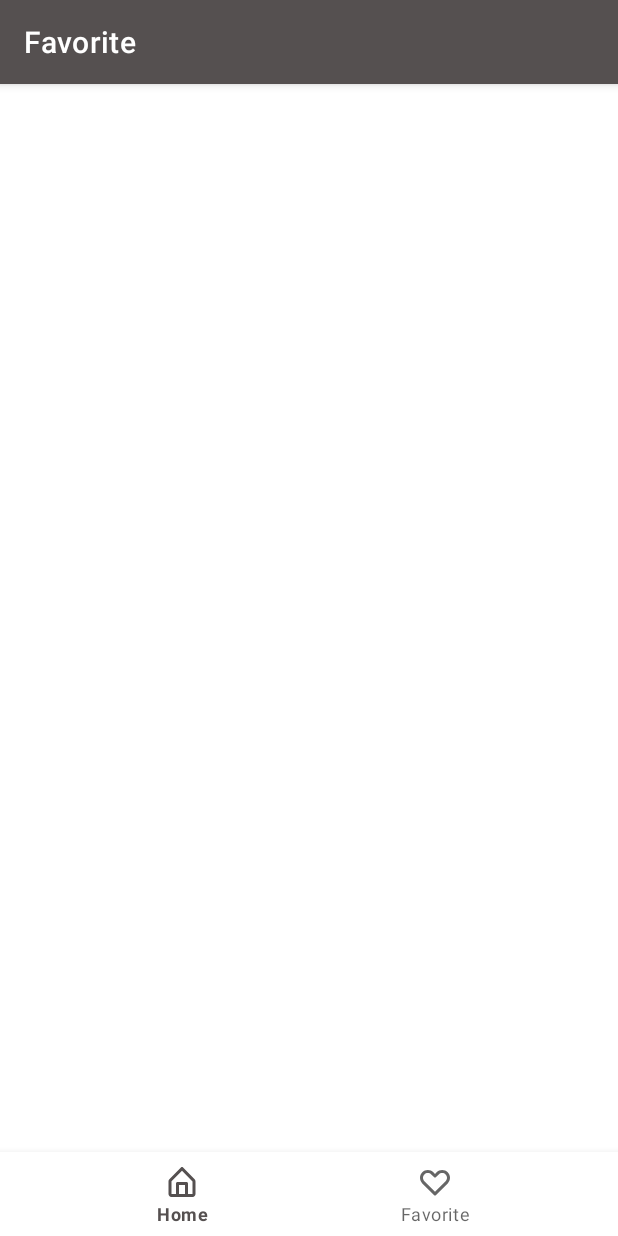
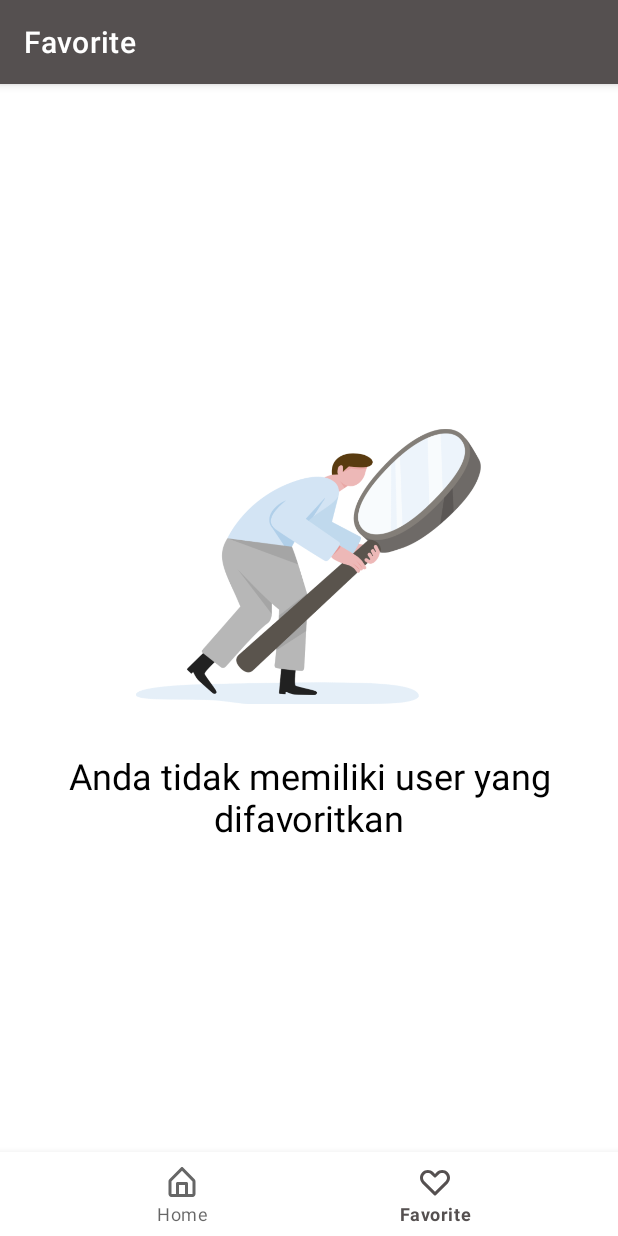
Before and after one commit to fikrifaizal/Github_User, an Android app: the FavoriteFragment screen opened through its navigation route, on a phone screen of 412 x 824 dp. Run offline under Robolectric (Android 15) with nearby library versions, the phone set to English and light mode, and no system bars; our stand-ins replace Room's generated code, navigation-ui; pictures from the network do not load; 2 statements that could not run were skipped.

Commit message:
Update dark theme

```diff
--- a/app/build.gradle
+++ b/app/build.gradle
@@ -15,7 +15,7 @@ android {
         targetSdkVersion 31
         versionCode 1
         versionName "1.0"
-        buildConfigField("String", "GITHUB_TOKEN", '"token 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"')
+        buildConfigField("String", "GITHUB_TOKEN", '"token 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"')
         testInstrumentationRunner "androidx.test.runner.AndroidJUnitRunner"
     }
 
@@ -43,9 +43,9 @@ android {
 dependencies {
     implementation "org.jetbrains.kotlin:kotlin-stdlib:$kotlin_version"
     implementation 'androidx.core:core-ktx:1.7.0'
-    implementation 'androidx.appcompat:appcompat:1.3.1'
+    implementation 'androidx.appcompat:appcompat:1.4.0'
     implementation 'com.google.android.material:material:1.4.0'
-    implementation 'androidx.constraintlayout:constraintlayout:2.1.1'
+    implementation 'androidx.constraintlayout:constraintlayout:2.1.2'
     implementation 'androidx.legacy:legacy-support-v4:1.0.0'
     testImplementation 'junit:junit:4.13.2'
     androidTestImplementation 'androidx.test.ext:junit:1.1.3'
--- a/app/src/main/java/com/sinau/githubuser/data/api/ApiService.kt
+++ b/app/src/main/java/com/sinau/githubuser/data/api/ApiService.kt
@@ -9,25 +9,25 @@ import retrofit2.http.*
 
 interface ApiService {
     @GET("search/users")
-    @Headers("Authorization: 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")
+    @Headers("Authorization: ${BuildConfig.GITHUB_TOKEN}")
     fun getUser(
             @Query("q") query: String
     ) : Call<UserResponse>
 
     @GET("users/{username}")
-    @Headers("Authorization: token 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")
+    @Headers("Authorization: ${BuildConfig.GITHUB_TOKEN}")
     fun getDetail(
             @Path("username") username: String
     ) : Call<DetailUserResponse>
 
     @GET("users/{username}/followers")
-    @Headers("Authorization: token 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")
+    @Headers("Authorization: ${BuildConfig.GITHUB_TOKEN}")
     fun getFollower(
             @Path("username") username: String
     ) : Call<ArrayList<User>>
 
     @GET("users/{username}/following")
-    @Headers("Authorization: token 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")
+    @Headers("Authorization: ${BuildConfig.GITHUB_TOKEN}")
     fun getFollowing(
             @Path("username") username: String
     ) : Call<ArrayList<User>>
--- a/app/src/main/java/com/sinau/githubuser/ui/detail/DetailViewModel.kt
+++ b/app/src/main/java/com/sinau/githubuser/ui/detail/DetailViewModel.kt
@@ -4,7 +4,6 @@ import android.app.Application
 import androidx.lifecycle.LiveData
 import androidx.lifecycle.MutableLiveData
 import androidx.lifecycle.ViewModel
-import com.sinau.githubuser.R
 import com.sinau.githubuser.data.api.ApiConfig
 import com.sinau.githubuser.data.database.FavoriteUser
 import com.sinau.githubuser.data.repository.FavoriteUserRepository
--- a/app/src/main/java/com/sinau/githubuser/ui/detail/followers/FollowersFragment.kt
+++ b/app/src/main/java/com/sinau/githubuser/ui/detail/followers/FollowersFragment.kt
@@ -78,8 +78,8 @@ class FollowersFragment : Fragment() {
         }
     }
 
-    private fun isEmpty(isLoading: Boolean) {
-        if (isLoading) {
+    private fun isEmpty(empty: Boolean) {
+        if (empty) {
             binding.textIsempty.visibility = View.VISIBLE
             binding.rvFollowers.visibility = View.GONE
         } else {
--- a/app/src/main/java/com/sinau/githubuser/ui/detail/following/FollowingFragment.kt
+++ b/app/src/main/java/com/sinau/githubuser/ui/detail/following/FollowingFragment.kt
@@ -1,5 +1,6 @@
 package com.sinau.githubuser.ui.detail.following
 
+import android.annotation.SuppressLint
 import android.os.Bundle
 import android.view.LayoutInflater
 import android.view.View
@@ -48,6 +49,7 @@ class FollowingFragment : Fragment() {
         _binding = null
     }
 
+    @SuppressLint("NotifyDataSetChanged")
     private fun showFollowingRecyclerView(list: ArrayList<User>?) {
         val listUser : ArrayList<User> = arrayListOf()
         if (list != null) {
@@ -76,8 +78,8 @@ class FollowingFragment : Fragment() {
         }
     }
 
-    private fun isEmpty(isLoading: Boolean) {
-        if (isLoading) {
+    private fun isEmpty(empty: Boolean) {
+        if (empty) {
             binding.textIsempty.visibility = View.VISIBLE
             binding.rvFollowing.visibility = View.GONE
         } else {
--- a/app/src/main/java/com/sinau/githubuser/ui/favorite/FavoriteFragment.kt
+++ b/app/src/main/java/com/sinau/githubuser/ui/favorite/FavoriteFragment.kt
@@ -9,6 +9,7 @@ import android.view.ViewGroup
 import androidx.appcompat.app.AppCompatActivity
 import androidx.lifecycle.ViewModelProvider
 import androidx.recyclerview.widget.LinearLayoutManager
+import com.sinau.githubuser.R
 import com.sinau.githubuser.data.database.FavoriteUser
 import com.sinau.githubuser.databinding.FragmentFavoriteBinding
 import com.sinau.githubuser.model.User
@@ -32,8 +33,11 @@ class FavoriteFragment : Fragment() {
         super.onViewCreated(view, savedInstanceState)
 
         favoriteViewModel.getAllNotes().observe(viewLifecycleOwner, {
-            if (it != null) {
-                showRecycleView(it)
+            showRecycleView(it)
+            if (it.isEmpty()) {
+                showStatus(true)
+            } else {
+                showStatus(false)
             }
         })
     }
@@ -52,16 +56,8 @@ class FavoriteFragment : Fragment() {
     private fun showRecycleView(list: List<FavoriteUser>) {
         val listUser : ArrayList<User> = arrayListOf()
         for (id in list) {
-            val user = id.login?.let { id.avatarUrl?.let { it1 -> id.id?.let { it2 ->
-                id.type?.let { it3 ->
-                    User(it, it1,
-                        it2, it3
-                    )
-                }
-            } } }
-            if (user != null) {
-                listUser.add(user)
-            }
+            val user = User(id.login, id.avatarUrl, id.id, id.type)
+            listUser.add(user)
         }
 
         val userAdapter = UserAdapter(listUser)
@@ -71,4 +67,13 @@ class FavoriteFragment : Fragment() {
         binding.rvFavorite.adapter = userAdapter
         binding.rvFavorite.setHasFixedSize(true)
     }
+
+    private fun showStatus(isEmpty: Boolean) {
+        if (isEmpty) {
+            binding.status.visibility = View.VISIBLE
+            binding.textStatus.text = getString(R.string.favorite_nothing)
+        } else {
+            binding.status.visibility = View.GONE
+        }
+    }
 }
--- a/app/src/main/java/com/sinau/githubuser/ui/home/HomeFragment.kt
+++ b/app/src/main/java/com/sinau/githubuser/ui/home/HomeFragment.kt
@@ -23,6 +23,11 @@ class HomeFragment : Fragment() {
     private var _binding: FragmentHomeBinding? = null
     private val binding get() = _binding as FragmentHomeBinding
     private lateinit var homeViewModel: HomeViewModel
+
+    override fun onCreate(savedInstanceState: Bundle?) {
+        super.onCreate(savedInstanceState)
+        setHasOptionsMenu(true)
+    }
 
     override fun onCreateView(inflater: LayoutInflater, container: ViewGroup?, savedInstanceState: Bundle?): View {
         // Inflate the layout for this fragment
@@ -65,15 +70,9 @@ class HomeFragment : Fragment() {
 
     @SuppressLint("NotifyDataSetChanged")
     private fun showRecycleView(list: ArrayList<User>) {
-        val listUser : ArrayList<User> = arrayListOf()
-        for (id in list) {
-            val user = User(id.login, id.avatarUrl, id.id, id.type)
-            listUser.add(user)
-        }
-
         binding.rvUser.layoutManager = LinearLayoutManager(activity)
 
-        val userAdapter = UserAdapter(listUser)
+        val userAdapter = UserAdapter(list)
         userAdapter.notifyDataSetChanged()
 
         binding.rvUser.adapter = userAdapter
@@ -122,7 +121,7 @@ class HomeFragment : Fragment() {
             startActivity(moveActivity)
             true
         } else {
-            true
+            super.onOptionsItemSelected(item)
         }
     }
 }
--- a/app/src/main/java/com/sinau/githubuser/ui/home/HomeViewModel.kt
+++ b/app/src/main/java/com/sinau/githubuser/ui/home/HomeViewModel.kt
@@ -41,6 +41,8 @@ class HomeViewModel(application: Application) : ViewModel() {
                 _isOnline.value = true
                 if (response.isSuccessful) {
                     _user.value = response.body()?.items
+                } else {
+                    _isOnline.value = false
                 }
             }
 
--- a/app/src/main/res/layout/activity_main.xml
+++ b/app/src/main/res/layout/activity_main.xml
@@ -4,6 +4,18 @@
     android:layout_width="match_parent"
     android:layout_height="match_parent"
     android:id="@+id/container">
+
+    <com.google.android.material.bottomnavigation.BottomNavigationView
+        android:layout_width="0dp"
+        android:layout_height="wrap_content"
+        android:id="@+id/nav_view"
+        android:layout_marginStart="0dp"
+        android:layout_marginEnd="0dp"
+        android:background="?android:attr/windowBackground"
+        app:layout_constraintBottom_toBottomOf="parent"
+        app:layout_constraintLeft_toLeftOf="parent"
+        app:layout_constraintRight_toRightOf="parent"
+        app:menu="@menu/bottom_nav_menu" />
 
     <fragment
         android:layout_width="match_parent"
@@ -16,16 +28,4 @@
         app:layout_constraintRight_toRightOf="parent"
         app:layout_constraintTop_toTopOf="parent"
         app:navGraph="@navigation/mobile_navigation" />
-
-    <com.google.android.material.bottomnavigation.BottomNavigationView
-        android:layout_width="0dp"
-        android:layout_height="wrap_content"
-        android:id="@+id/nav_view"
-        android:layout_marginStart="0dp"
-        android:layout_marginEnd="0dp"
-        android:background="?android:attr/windowBackground"
-        app:layout_constraintBottom_toBottomOf="parent"
-        app:layout_constraintLeft_toLeftOf="parent"
-        app:layout_constraintRight_toRightOf="parent"
-        app:menu="@menu/bottom_nav_menu" />
 </androidx.constraintlayout.widget.ConstraintLayout>
--- a/app/src/main/res/menu/bottom_nav_menu.xml
+++ b/app/src/main/res/menu/bottom_nav_menu.xml
@@ -7,7 +7,7 @@
         android:title="@string/title_home" />
 
     <item
-        android:id="@+id/navigation_dashboard"
+        android:id="@+id/navigation_favorite"
         android:icon="@drawable/ic_favorite_black"
         android:title="@string/title_favorite" />
 </menu>
--- a/app/src/main/res/values-night/themes.xml
+++ b/app/src/main/res/values-night/themes.xml
@@ -1,6 +1,6 @@
 <resources xmlns:tools="http://schemas.android.com/tools">
     <!-- Base application theme. -->
-    <style name="Theme.GithubUser" parent="Theme.MaterialComponents.DayNight.DarkActionBar">
+    <style name="Theme.GithubUser" parent="Theme.MaterialComponents">
         <!-- Primary brand color. -->
         <item name="colorPrimary">@color/github_normal</item>
         <item name="colorPrimaryVariant">@color/github_dark</item>
@@ -15,5 +15,6 @@
         <item name="android:statusBarColor" tools:targetApi="l">?attr/colorPrimaryVariant</item>
 
         <!-- Customize your theme here. -->
+        <item name="colorOnBackground">@color/github_bright</item>
     </style>
 </resources>
--- a/app/src/main/res/values/strings.xml
+++ b/app/src/main/res/values/strings.xml
@@ -27,6 +27,7 @@
     <string name="image_status">Image Status Internet</string>
     <string name="status_offline">Oops, terjadi permalasahan. Pastikan internetmu sedang menyala ya</string>
     <string name="status_nothing">User yang anda cari tidak dapat kami temukan</string>
+    <string name="favorite_nothing">Anda tidak memiliki user yang difavoritkan</string>
 
     <!--  Menu  -->
     <string name="title_home">Home</string>
--- a/app/src/main/res/values/themes.xml
+++ b/app/src/main/res/values/themes.xml
@@ -1,6 +1,6 @@
 <resources xmlns:tools="http://schemas.android.com/tools">
     <!-- Base application theme. -->
-    <style name="Theme.GithubUser" parent="Theme.MaterialComponents.DayNight.DarkActionBar">
+    <style name="Theme.GithubUser" parent="Theme.MaterialComponents.Light.DarkActionBar">
         <!-- Primary brand color. -->
         <item name="colorPrimary">@color/github_bright</item>
         <item name="colorPrimaryVariant">@color/github_normal</item>
@@ -15,13 +15,14 @@
         <item name="android:statusBarColor" tools:targetApi="l">?attr/colorPrimaryVariant</item>
 
         <!-- Customize your theme here. -->
+        <item name="colorOnBackground">@color/white</item>
     </style>
 
     <style name="TextColor">
-        <item name="android:textColor">@color/white</item>
+        <item name="android:textColor">?attr/colorOnPrimary</item>
     </style>
 
     <style name="TextColor.Black">
-        <item name="android:textColor">@color/black</item>
+        <item name="android:textColor">?attr/colorOnSecondary</item>
     </style>
 </resources>
```
Also changed, not shown: app/src/main/java/com/sinau/githubuser/ui/detail/DetailActivity.kt (+7 -8 lines), app/src/main/res/layout/activity_detail.xml (+11 -12 lines).
